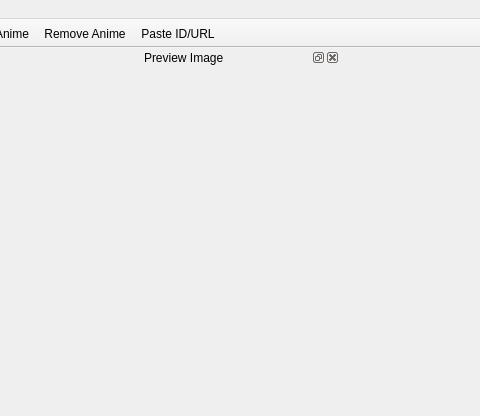
This is mainwindow.ui in Skycoder42/AniRem as Qt 5 draws it before an edit; both pictures show x 160 to 640 and y 0 to 416 of the 800 by 600 pixel window. The edited form follows.
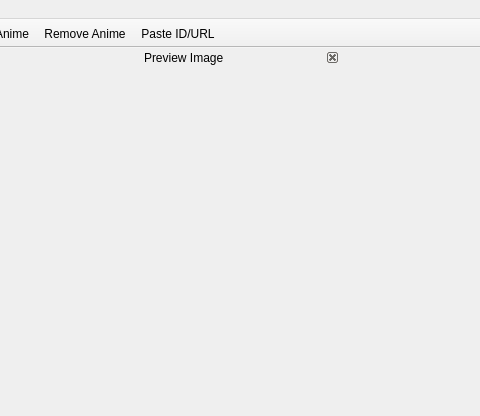
This is the edited form. Icons and pictures are not drawn.

Diff of the .ui file:
```diff
--- a/mainwindow.ui
+++ b/mainwindow.ui
@@ -103,6 +103,9 @@
    <addaction name="actionPaste_ID_URL"/>
   </widget>
   <widget class="QDockWidget" name="previewDock">
+   <property name="features">
+    <set>QDockWidget::DockWidgetClosable</set>
+   </property>
    <property name="windowTitle">
     <string>Preview Image</string>
    </property>
```
